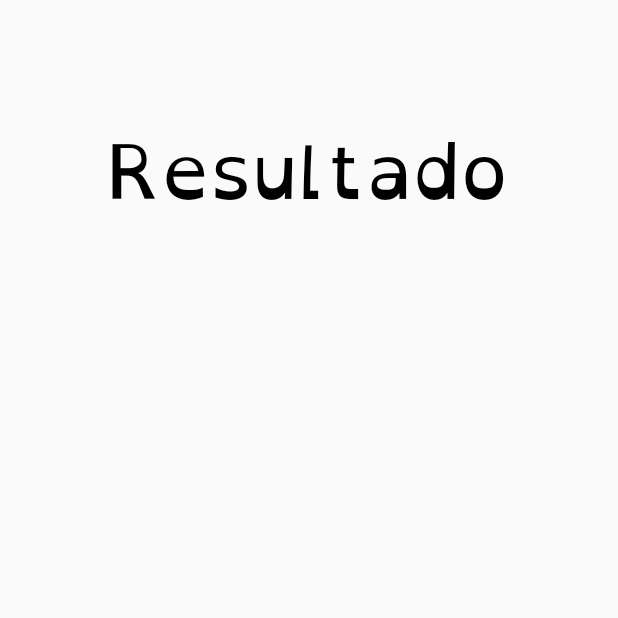
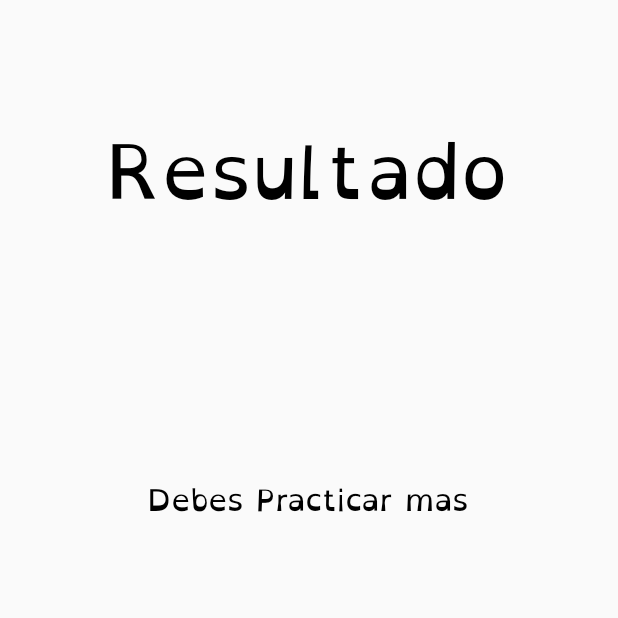
Before and after one commit to JPabloMNKS/Dislexia, an Android app: the ResultadoSonidoActivity screen opened directly, with no data from a screen before it, on a phone screen of 412 x 824 dp, the top half of it. Run offline under Robolectric (Android 15) with nearby library versions, the phone set to English and light mode, and no system bars; 1 statement that could not run was skipped.

Commit message:
Aumentado pequeños consejos al juego de silabas y sonidos, pequeños warmings que arreglar

```diff
--- a/app/src/main/java/com/example/jpablo/dislexia/ResultadoSonidoActivity.java
+++ b/app/src/main/java/com/example/jpablo/dislexia/ResultadoSonidoActivity.java
@@ -6,7 +6,7 @@ import android.widget.TextView;
 
 public class ResultadoSonidoActivity extends AppCompatActivity {
 
-    TextView resultado;
+    TextView resultado,resultadoSonidoConsejo;
 
     @Override
     protected void onCreate(Bundle savedInstanceState) {
@@ -14,6 +14,8 @@ public class ResultadoSonidoActivity extends AppCompatActivity {
         setContentView(R.layout.activity_resultado_sonido);
 
         resultado = findViewById(R.id.txt_puntaje_sonido);
+        resultadoSonidoConsejo = findViewById(R.id.txt_resultado_sonidos);
+
 
         Bundle bundle = getIntent().getExtras();
 
@@ -22,6 +24,22 @@ public class ResultadoSonidoActivity extends AppCompatActivity {
         }catch (Exception e){
         }
 
+        int n = 0;
+        n = Integer.parseInt(resultado.getText().toString());
+
+        if(n==0){
+            resultadoSonidoConsejo.setText("Debes Practicar mas");
+        }
+
+        if(n>0 && n<4){
+            resultadoSonidoConsejo.setText("Vueleve a intentarlo pronto");
+        }
+        if(n>=4 && n<=7){
+            resultadoSonidoConsejo.setText("Genial tus destrezas visuales son increibles");
+        }
+        if(n>7){
+            resultadoSonidoConsejo.setText("Excelente eres de otro mundo vamos por más!");
+        }
 
 
 
--- a/app/src/main/res/layout/activity_resultado_sonido.xml
+++ b/app/src/main/res/layout/activity_resultado_sonido.xml
@@ -27,5 +27,12 @@
         android:layout_height="wrap_content" />
 
 
+    <TextView
+        style="@style/text_view_style"
+        android:layout_gravity="center_horizontal"
+        android:id="@+id/txt_resultado_sonidos"
+        android:layout_width="wrap_content"
+        android:layout_height="wrap_content" />
+
 
 </LinearLayout>
```
